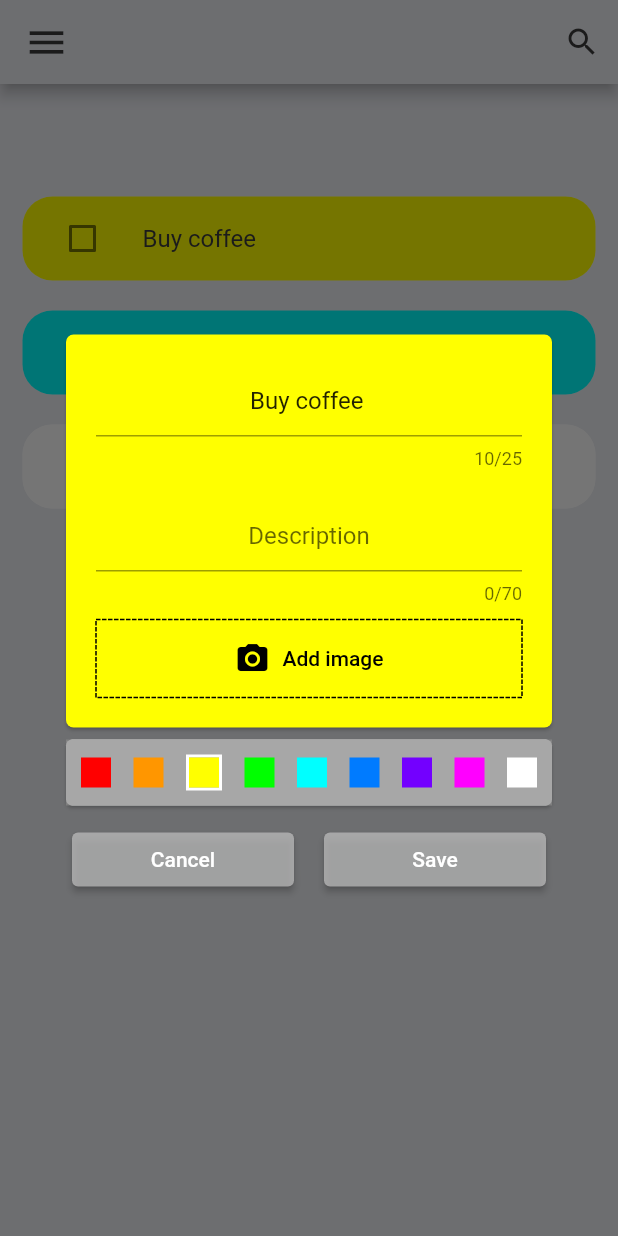
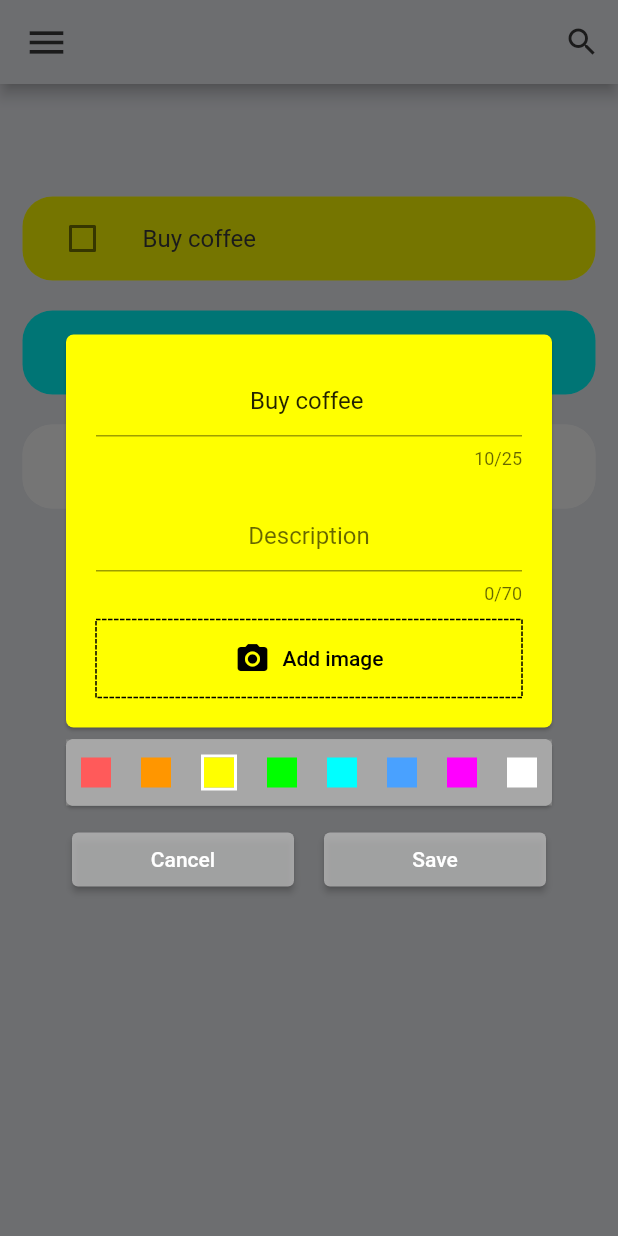
Before and after one commit to Juandr0/todo_app, a Flutter app: the screen it shows after launch, after a tap on "Buy coffee", on a phone screen of 412 x 824 dp. Run offline on Flutter 3.47's test engine with Material 2 defaults, Android fonts, the phone set to English and light mode, and no system bars; drawn by our look-alikes of dotted_border; our stand-ins replace image_picker, shared_preferences.

Commit message:
Adjusted palette colors to be brighter

```diff
--- a/lib/constants/app_colors.dart
+++ b/lib/constants/app_colors.dart
@@ -20,13 +20,12 @@ class AppColors {
   static const Color postItSecondary = Color.fromARGB(187, 190, 190, 190);
 
   static const List<Color> paletteColors = [
-    Color.fromARGB(255, 255, 0, 0),
+    Color.fromARGB(255, 255, 90, 90),
     Color.fromARGB(255, 255, 150, 0),
     defaultPostitBackground,
     Color.fromARGB(255, 0, 255, 0),
     Color.fromARGB(255, 0, 255, 255),
-    Color.fromARGB(255, 0, 123, 255),
-    Color.fromARGB(255, 115, 0, 255),
+    Color.fromARGB(255, 73, 161, 255),
     Color.fromARGB(255, 255, 0, 255),
     Color.fromARGB(255, 255, 255, 255),
   ];
@@ -49,14 +48,12 @@ class AppColors {
         return paletteColors[4];
       case PostItColors.blue:
         return paletteColors[5];
-      case PostItColors.deepblue:
+      case PostItColors.purple:
         return paletteColors[6];
-      case PostItColors.purple:
+      case PostItColors.pink:
         return paletteColors[7];
-      case PostItColors.pink:
+      case PostItColors.white:
         return paletteColors[8];
-      case PostItColors.white:
-        return paletteColors[9];
       default:
         return defaultPostitBackground;
     }
```
